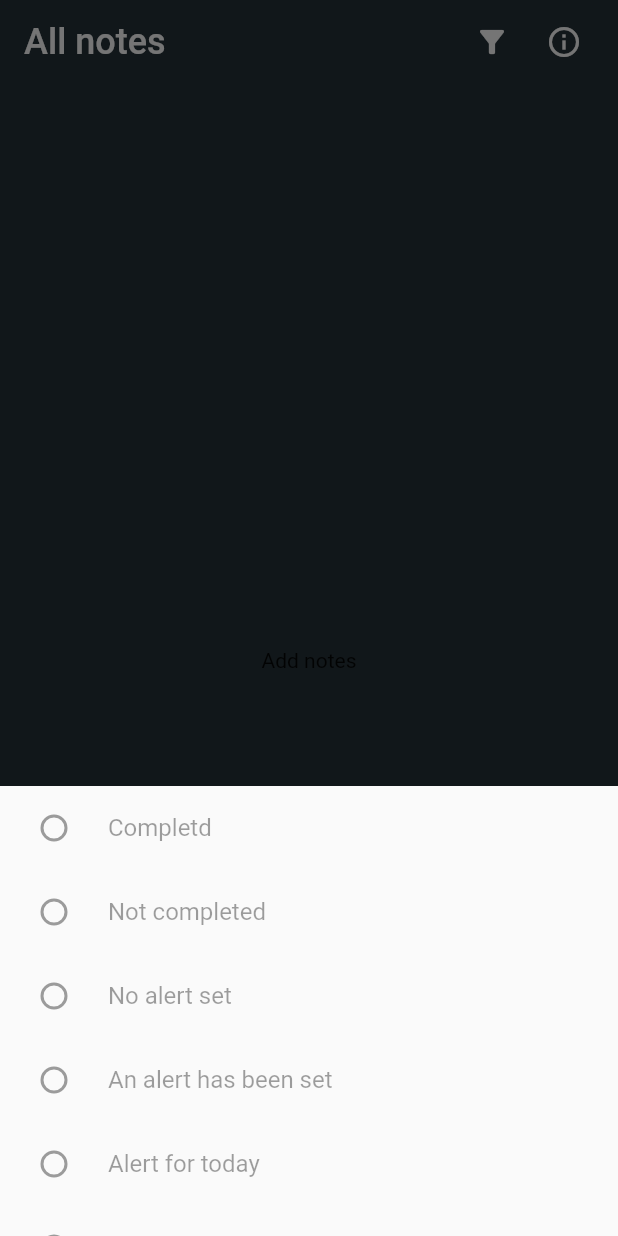
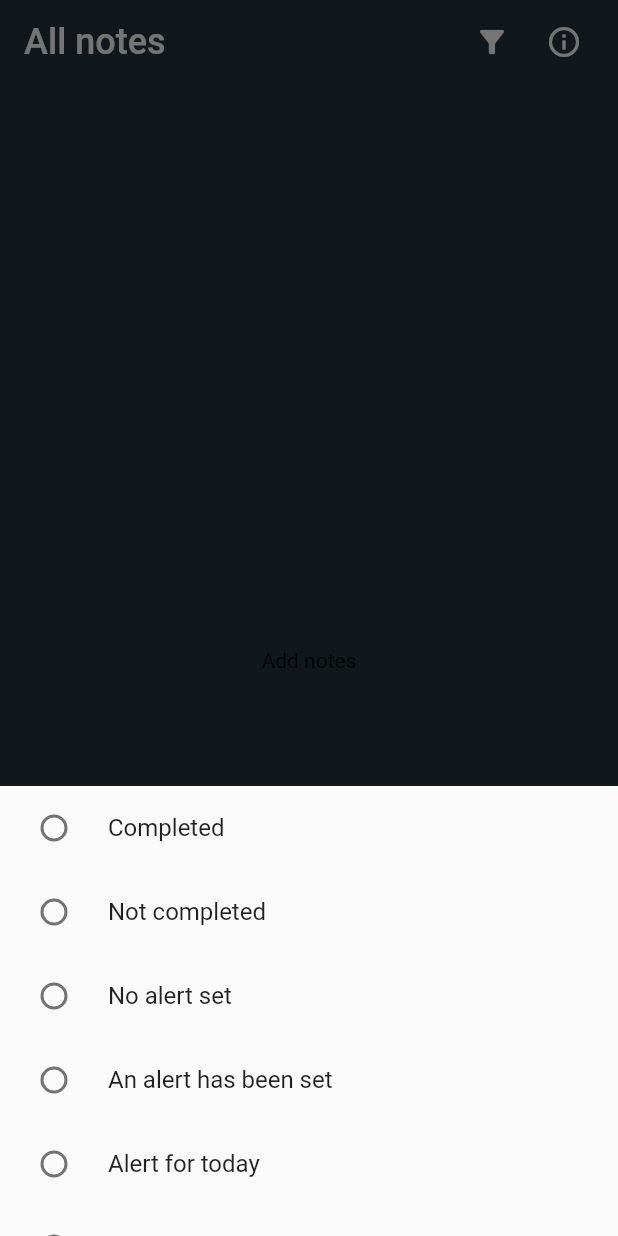
Before and after one commit to sagiv1996/flutter-todo-list, a Flutter app: the screen it shows after launch, after a tap on the "filter alt" icon, on a phone screen of 412 x 824 dp. Run offline on Flutter 3.47's test engine with Material 2 defaults, Android fonts, the phone set to English and light mode, and no system bars; our stand-ins replace datetime_picker_formfield, flutter_local_notifications, shared_preferences, sqflite, timezone; missing offline and left inert: quick_actions; accounts and stored records are empty.

Commit message:
Fix bug on change filters

```diff
--- a/lib/view/page/notes_page.dart
+++ b/lib/view/page/notes_page.dart
@@ -4,8 +4,8 @@ import 'package:fluuter_todo_list_app/model/note.dart';
 import 'package:fluuter_todo_list_app/db/notes_database.dart';
 import 'package:flutter_staggered_grid_view/flutter_staggered_grid_view.dart';
 import 'package:fluuter_todo_list_app/service/shortcut_service.dart';
-import 'package:fluuter_todo_list_app/view/widget/custom_radio_group.dart';
 import 'package:fluuter_todo_list_app/view/widget/note_card_widget.dart';
+import 'package:shared_preferences/shared_preferences.dart';
 import '../../main.dart';
 import 'edit_note_page.dart';
 import 'note_detail_page.dart';
@@ -142,32 +142,82 @@ class _NotesPageState extends State<NotesPage> {
   };
 
   IconButton createFilterButton() => IconButton(
+        icon: const Icon(Icons.filter_alt),
         onPressed: () {
           showModalBottomSheet<void>(
               isScrollControlled: true,
               isDismissible: true,
               context: context,
               builder: (BuildContext context) {
-              return SizedBox(
-                  height: 300,
-                  child: ListView(
-                    children: [
-                      CustomradioGroup(
-                        title: 'Completed',
-                        items: const ['Completd', 'Not completed'],
-                      ),
-                      CustomradioGroup(title: 'Notification', items: const [
+                List<String> noteStatusOptions = ['Completed', 'Not completed'];
+                Object? noteStatus = 'fdg';
+
+                List<String> notificationOptions = [
                   'No alert set',
                   'An alert has been set',
                   'Alert for today',
                   'Alert for this week',
                   'Alert for this month'
-                      ])
+                ];
+                Object? notification = '1';
+
+                return StatefulBuilder(
+                  builder: (context, setState) {
+                    return SizedBox(
+                      height: 300,
+                      child: ListView(
+                        children: [
+                          ListView.builder(
+                              itemCount: noteStatusOptions.length,
+                              shrinkWrap: true,
+                              physics: NeverScrollableScrollPhysics(),
+                              itemBuilder: (context, pos) => RadioListTile(
+                                    title: Text(noteStatusOptions[pos]),
+                                    groupValue: noteStatus,
+                                    value: noteStatusOptions[pos],
+                                    onChanged: (value) {
+                                      setState(() {
+                                        noteStatus = value;
+                                      });
+                                    },
+                                  )),
+                          ListView.builder(
+                              itemCount: notificationOptions.length,
+                              shrinkWrap: true,
+                              physics: NeverScrollableScrollPhysics(),
+                              itemBuilder: (context, pos) => RadioListTile(
+                                    title: Text(notificationOptions[pos]),
+                                    groupValue: notification,
+                                    value: notificationOptions[pos],
+                                    onChanged: (value) {
+                                      setState(() {
+                                        notification = value;
+                                      });
+                                    },
+                                  ))
                         ],
-                  ));
+                      ),
+                    );
                   },
                 );
+              });
         },
-        icon: const Icon(Icons.filter_alt),
       );
+
+  ListView createCustomList(Object? grValue, List<String> items) =>
+      ListView.builder(
+          itemCount: items.length,
+          shrinkWrap: true,
+          physics: NeverScrollableScrollPhysics(),
+          itemBuilder: (context, pos) => RadioListTile(
+                title: Text(items[pos]),
+                groupValue: grValue,
+                value: items[pos],
+                onChanged: (value) {
+                  setState(() {
+                    grValue = value;
+                    print(grValue);
+                  });
+                },
+              ));
 }
--- a/lib/view/widget/custom_radio_group.dart
+++ /dev/null
@@ -1,24 +0,0 @@
-import 'package:flutter/material.dart';
-
-class CustomradioGroup extends StatelessWidget {
-  String title;
-  List<String> items;
-
-  CustomradioGroup({Key? key, required this.title, required this.items})
-      : super(key: key);
-
-  @override
-  Widget build(BuildContext context) {
-    return ListView.builder(
-        itemCount: items.length,
-        shrinkWrap: true,
-        physics: NeverScrollableScrollPhysics(),
-        itemBuilder: (context, pos) => RadioListTile(
-              title: Text(items[pos]),
-              groupValue: title,
-              onChanged: null,
-              value: false,
-              toggleable: true,
-            ));
-  }
-}
```
Lines whose indentation alone changed are shown as unchanged.
